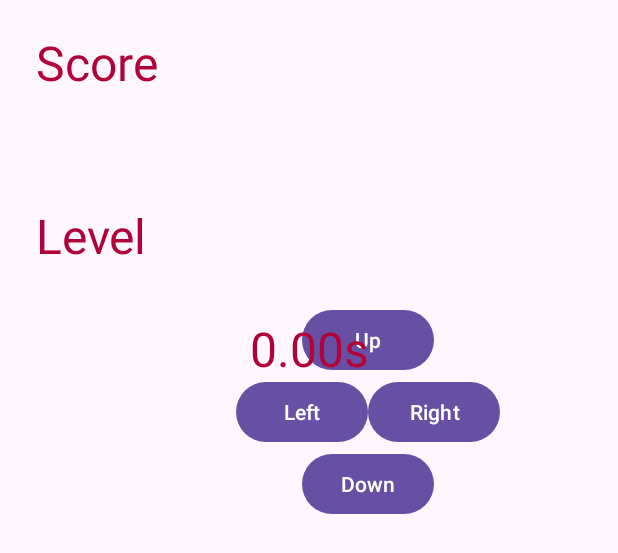
After one commit to samkapp/Mazes, an Android app: the layout fragment_maze_land.xml on its own in the app's theme, with its tools: preview values and no code run, on a phone screen of 412 x 824 dp. The commit adds this screen. Shown: the top 553 px of the screen. Run offline under Robolectric (Android 15) with nearby library versions, the phone set to English and light mode, and no system bars.

```diff
--- a/app/src/main/java/com/example/mazefinal/AchievementsEnum.java
+++ b/app/src/main/java/com/example/mazefinal/AchievementsEnum.java
@@ -2,6 +2,8 @@ package com.example.mazefinal;
 
 /**
  * Enum for all the possible achievements
+ *
+ * @author sam kapp
  */
 public enum AchievementsEnum {
     GRID_5X5, GRID_7X7, GRID_9X9, GRID_11X11, GRID_13X13,
--- a/app/src/main/java/com/example/mazefinal/Maze.java
+++ b/app/src/main/java/com/example/mazefinal/Maze.java
@@ -15,7 +15,7 @@ import java.util.Stack;
  *  https://www.geeksforgeeks.org/kruskals-minimum-spanning-tree-algorithm-greedy-algo-2/
  *
  *
- * @author Sam Kapp
+ * @author sam kapp
  */
 public class Maze {
     // Values for the Maze
--- a/app/src/main/java/com/example/mazefinal/MazeViewModel.java
+++ b/app/src/main/java/com/example/mazefinal/MazeViewModel.java
@@ -4,6 +4,9 @@ import androidx.lifecycle.LiveData;
 import androidx.lifecycle.MutableLiveData;
 import androidx.lifecycle.ViewModel;
 
+/**
+ * ViewModel for the maze, updates the ui as the maze data changes
+ */
 public class MazeViewModel extends ViewModel {
     private final MutableLiveData<int[][]> mazeData = new MutableLiveData<>();
     private final MutableLiveData<Integer> rows = new MutableLiveData<>();
--- /dev/null
+++ b/app/src/main/res/layout/fragment_maze_land.xml
@@ -0,0 +1,105 @@
+<?xml version="1.0" encoding="utf-8"?>
+<androidx.constraintlayout.widget.ConstraintLayout xmlns:android="http://schemas.android.com/apk/res/android"
+    xmlns:app="http://schemas.android.com/apk/res-auto"
+    xmlns:tools="http://schemas.android.com/tools"
+    android:layout_width="match_parent"
+    android:layout_height="match_parent"
+    tools:context=".MazeFragment">
+
+    <TextView
+        android:id="@+id/scoreTextView"
+        android:layout_width="wrap_content"
+        android:layout_height="wrap_content"
+        android:layout_marginStart="16dp"
+        android:layout_marginTop="12dp"
+        android:gravity="start"
+        android:padding="8dp"
+        android:text="@string/score"
+        android:textColor="@color/wall_background"
+        android:textSize="32sp"
+        android:visibility="visible"
+        app:layout_constraintStart_toStartOf="parent"
+        app:layout_constraintTop_toTopOf="parent" />
+
+    <TextView
+        android:id="@+id/mazeInfoTextView"
+        android:layout_width="wrap_content"
+        android:layout_height="wrap_content"
+        android:layout_marginStart="16dp"
+        android:layout_marginTop="56dp"
+        android:gravity="start"
+        android:padding="8dp"
+        android:text="@string/level"
+        android:textColor="@color/wall_background"
+        android:textSize="32sp"
+        android:visibility="visible"
+        app:layout_constraintStart_toStartOf="parent"
+        app:layout_constraintTop_toBottomOf="@id/scoreTextView" />
+
+    <GridLayout
+        android:id="@+id/maze_grid_layout"
+        android:layout_width="wrap_content"
+        android:layout_height="wrap_content"
+        app:layout_constraintTop_toBottomOf="@id/mazeInfoTextView"
+        app:layout_constraintStart_toStartOf="parent"
+        app:layout_constraintEnd_toStartOf="@id/movementButtonsLayout" />
+
+    <LinearLayout
+        android:id="@+id/movementButtonsLayout"
+        android:layout_width="wrap_content"
+        android:layout_height="wrap_content"
+        android:gravity="center"
+        android:orientation="vertical"
+        android:layout_marginTop="16dp"
+        app:layout_constraintStart_toEndOf="@id/maze_grid_layout"
+        app:layout_constraintEnd_toEndOf="parent"
+        app:layout_constraintTop_toBottomOf="@id/mazeInfoTextView">
+
+        <Button
+            android:id="@+id/btnUp"
+            android:layout_width="wrap_content"
+            android:layout_height="wrap_content"
+            android:text="@string/up" />
+
+        <LinearLayout
+            android:layout_width="wrap_content"
+            android:layout_height="wrap_content"
+            android:gravity="center"
+            android:orientation="horizontal">
+
+            <Button
+                android:id="@+id/btnLeft"
+                android:layout_width="wrap_content"
+                android:layout_height="wrap_content"
+                android:text="@string/left" />
+
+            <Button
+                android:id="@+id/btnRight"
+                android:layout_width="wrap_content"
+                android:layout_height="wrap_content"
+                android:text="@string/right" />
+        </LinearLayout>
+
+        <Button
+            android:id="@+id/btnDown"
+            android:layout_width="wrap_content"
+            android:layout_height="wrap_content"
+            android:text="@string/down" />
+    </LinearLayout>
+
+    <TextView
+        android:id="@+id/mazeTimeText"
+        android:layout_width="wrap_content"
+        android:layout_height="wrap_content"
+        android:gravity="center"
+        android:layout_marginTop="16dp"
+        android:padding="8dp"
+        android:text="@string/time"
+        android:textColor="@color/wall_background"
+        android:textSize="32sp"
+        android:visibility="visible"
+        app:layout_constraintTop_toBottomOf="@id/maze_grid_layout"
+        app:layout_constraintStart_toStartOf="parent"
+        app:layout_constraintEnd_toEndOf="parent" />
+
+</androidx.constraintlayout.widget.ConstraintLayout>
```
Also changed, not shown: app/src/main/java/com/example/mazefinal/AchievementFragment.java (+38 -25 lines), app/src/main/java/com/example/mazefinal/CustomizeFragment.java (+17 -10 lines), app/src/main/java/com/example/mazefinal/MainActivity.java (+83 -34 lines), app/src/main/java/com/example/mazefinal/MainMenuFragment.java (+13 -2 lines), app/src/main/java/com/example/mazefinal/MazeFragment.java (+117 -32 lines).
